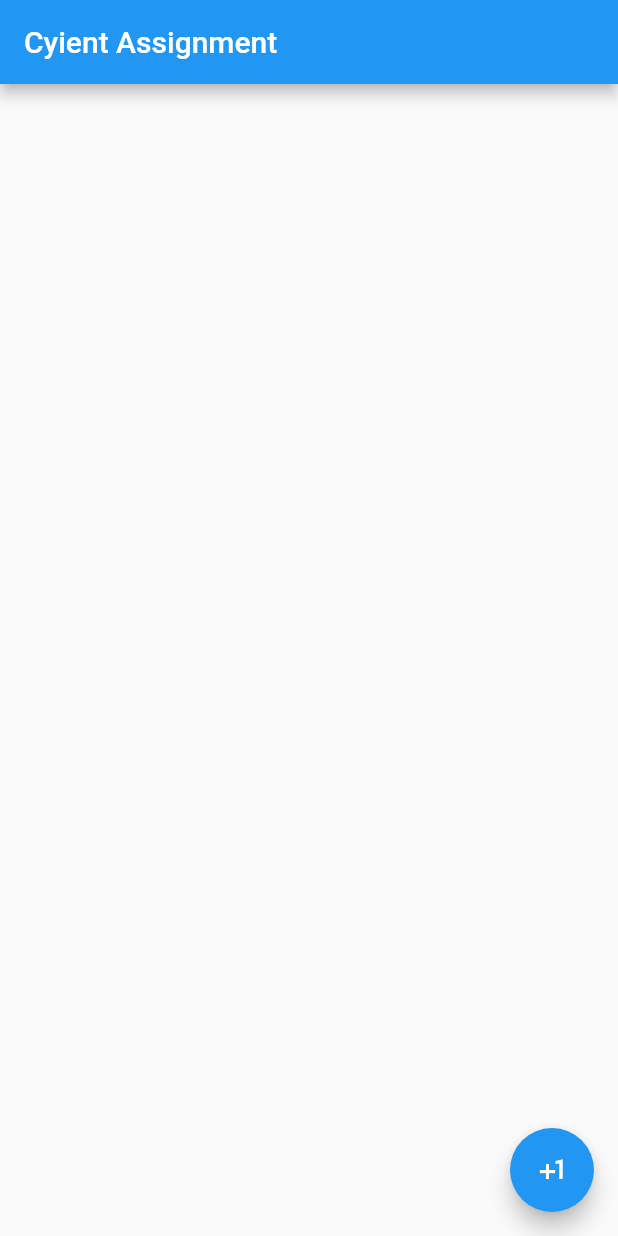
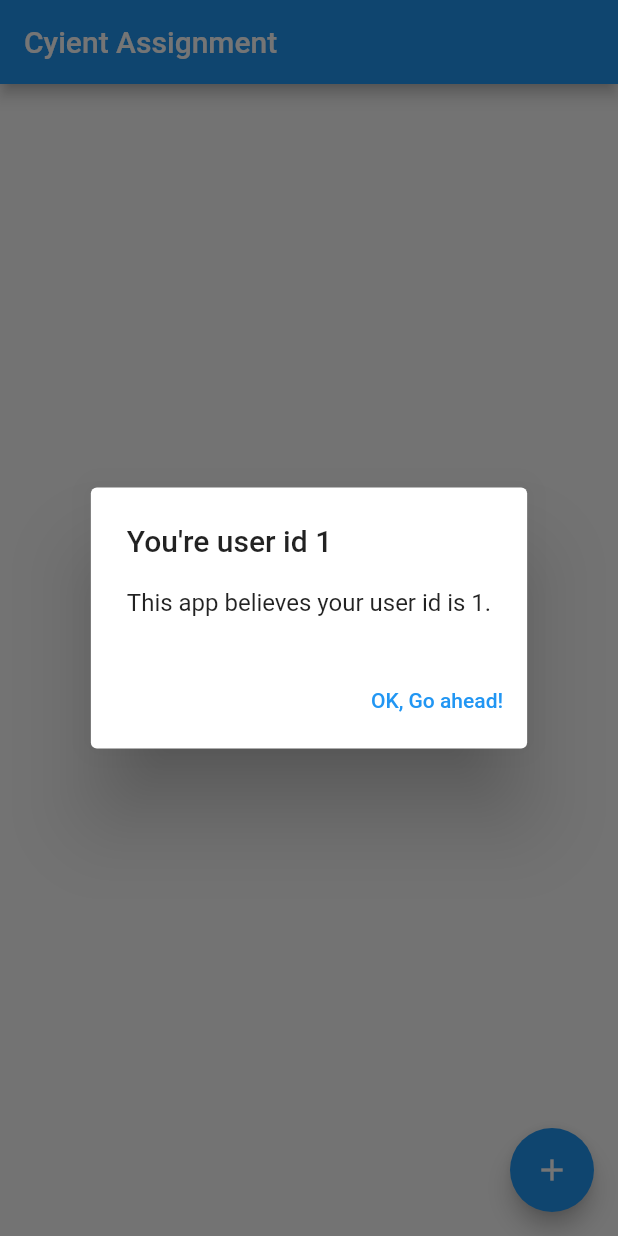
Before and after one commit to iamisathya/cyient_assignment, a Flutter app: the screen it shows after launch, on a phone screen of 412 x 824 dp. Run offline on Flutter 3.47's test engine with Material 2 defaults, Android fonts, the phone set to English and light mode, and no system bars; accounts and stored records are empty; network calls fail.

Commit message:
Updated floating icon, added user id alert dialog

```diff
--- a/lib/stores/post/post_store.dart
+++ b/lib/stores/post/post_store.dart
@@ -10,6 +10,7 @@ import 'package:flutter/material.dart';
 
 class PostController extends ChangeNotifier {
   int _currentPageNumber = 0;
+  final int _currentUserId = 1;
   final int _totalPages =
       10; // max we will get only 100 post in https://jsonplaceholder.typicode.com/posts
   DataState _dataState = DataState.UNINITIALISED;
@@ -27,6 +28,7 @@ class PostController extends ChangeNotifier {
   List<Post> get dataList => _dataList;
   List<User> get userList => _allUserList;
   List<Post> get getAllDataList => _allDataList;
+  int get currentUserId => _currentUserId;
   User? selectedUser;
 
   final TextEditingController _titleController = TextEditingController();
@@ -35,7 +37,7 @@ class PostController extends ChangeNotifier {
   TextEditingController get titleController => _titleController;
   TextEditingController get bodyController => _bodyController;
 
-  fetchData() async {
+  fetchData(BuildContext context) async {
     _dataState = (_dataState == DataState.UNINITIALISED)
         ? DataState.INITIAL_FETCHING
         : DataState.MORE_FETCHING;
@@ -53,6 +55,7 @@ class PostController extends ChangeNotifier {
           _dataState = DataState.FETCHED;
           _currentPageNumber += 1;
         } else {
+          showAlertDialog(context);
           List<Post> list = await APIManager().fetchData(_currentPageNumber);
           List<User> usersList = await APIManager().fetchUsers();
           final res = processData(list, usersList);
@@ -140,4 +143,32 @@ class PostController extends ChangeNotifier {
     _dataList.removeAt(postId);
     notifyListeners();
   }
+
+
+  showAlertDialog(BuildContext context) {
+    // set up the button
+    Widget okButton = TextButton(
+      child: const Text("OK, Go ahead!"),
+      onPressed: () {
+        Navigator.pop(context);
+      },
+    );
+
+    // set up the AlertDialog
+    AlertDialog alert = AlertDialog(
+      title: Text("You're user id $currentUserId"),
+      content: Text("This app believes your user id is $currentUserId."),
+      actions: [
+        okButton,
+      ],
+    );
+
+    // show the dialog
+    showDialog(
+      context: context,
+      builder: (BuildContext context) {
+        return alert;
+      },
+    );
+  }
 }
--- a/lib/ui/post/create_post/create_post.dart
+++ b/lib/ui/post/create_post/create_post.dart
@@ -29,9 +29,9 @@ class CreatePostWidget extends StatelessWidget {
             Future(() {
               controller.fetchUsers();
             });
-            return const CircularProgressIndicator();
+            return const Center(child: CircularProgressIndicator());
           case UserState.FETCHING:
-            return const CircularProgressIndicator();
+            return const Center(child: CircularProgressIndicator());
           case UserState.FETCHED:
             if (_post != null) {
               controller.fillCreatePostField(_post!);
--- a/lib/ui/post/post_list.dart
+++ b/lib/ui/post/post_list.dart
@@ -19,10 +19,10 @@ class PostListWidget extends StatelessWidget {
   Widget build(BuildContext context) {
     _dataState = Provider.of<PostController>(context, listen: false).dataState;
     _buildContext = context;
-    return SafeArea(child: _scrollNotificationWidget());
+    return SafeArea(child: _scrollNotificationWidget(context));
   }
 
-  Widget _scrollNotificationWidget() {
+  Widget _scrollNotificationWidget(BuildContext context) {
     return Stack(
       children: [
         if (_dataState == DataState.INITIAL_FETCHING) // showing progress for initial fetching
@@ -34,7 +34,7 @@ class PostListWidget extends StatelessWidget {
           children: [
             Expanded(
               child: NotificationListener<ScrollNotification>(
-                onNotification: _scrollNotification,
+                onNotification: (onNoti) => _scrollNotification(onNoti, context),
                 child: ListView.builder(
                   itemCount: _data.length,
                   itemBuilder: (context, index) {
@@ -61,11 +61,11 @@ class PostListWidget extends StatelessWidget {
     );
   }
 
-  bool _scrollNotification(ScrollNotification scrollInfo) {
+  bool _scrollNotification(ScrollNotification scrollInfo, BuildContext context) {
     if (!_isLoading &&
         scrollInfo.metrics.pixels == scrollInfo.metrics.maxScrollExtent) {
       _isLoading = true;
-      Provider.of<PostController>(_buildContext, listen: false).fetchData();
+      Provider.of<PostController>(_buildContext, listen: false).fetchData(context);
     }
     return true;
   }
--- a/lib/ui/post/post_screen.dart
+++ b/lib/ui/post/post_screen.dart
@@ -12,8 +12,9 @@ class PostScreen extends StatelessWidget {
 
   @override
   Widget build(BuildContext context) {
+    // showAlertDialog(context);
     return Scaffold(
-       key: _scaffoldKey,
+      key: _scaffoldKey,
       appBar: AppBar(
         title: const Text("Cyient Assignment"),
       ),
@@ -25,7 +26,7 @@ class PostScreen extends StatelessWidget {
             switch (controller.dataState) {
               case DataState.UNINITIALISED:
                 Future(() {
-                  controller.fetchData();
+                  controller.fetchData(context);
                 });
                 return PostListWidget(controller.dataList, false);
               case DataState.INITIAL_FETCHING:
@@ -39,7 +40,7 @@ class PostScreen extends StatelessWidget {
         ),
       ),
       floatingActionButton: FloatingActionButton(
-        child: const Icon(Icons.plus_one),
+        child: const Icon(Icons.add),
         onPressed: () {
           Navigator.push(
             context,
--- a/lib/ui/post/widgets/post_item.dart
+++ b/lib/ui/post/widgets/post_item.dart
@@ -18,6 +18,7 @@ class PostItem extends StatelessWidget {
 
   @override
   Widget build(BuildContext context) {
+    final int currentUserId = Provider.of<PostController>(context, listen: false).currentUserId;
     return Padding(
       padding: const EdgeInsets.all(8.0),
       child: Card(
@@ -49,6 +50,7 @@ class PostItem extends StatelessWidget {
                 padding: EdgeInsets.symmetric(vertical: 8.0),
                 child: Divider(height: 1),
               ),
+              if(currentUserId == _data[_index].userId)
               Row(
                 mainAxisAlignment: MainAxisAlignment.spaceAround,
                 children: [
```
